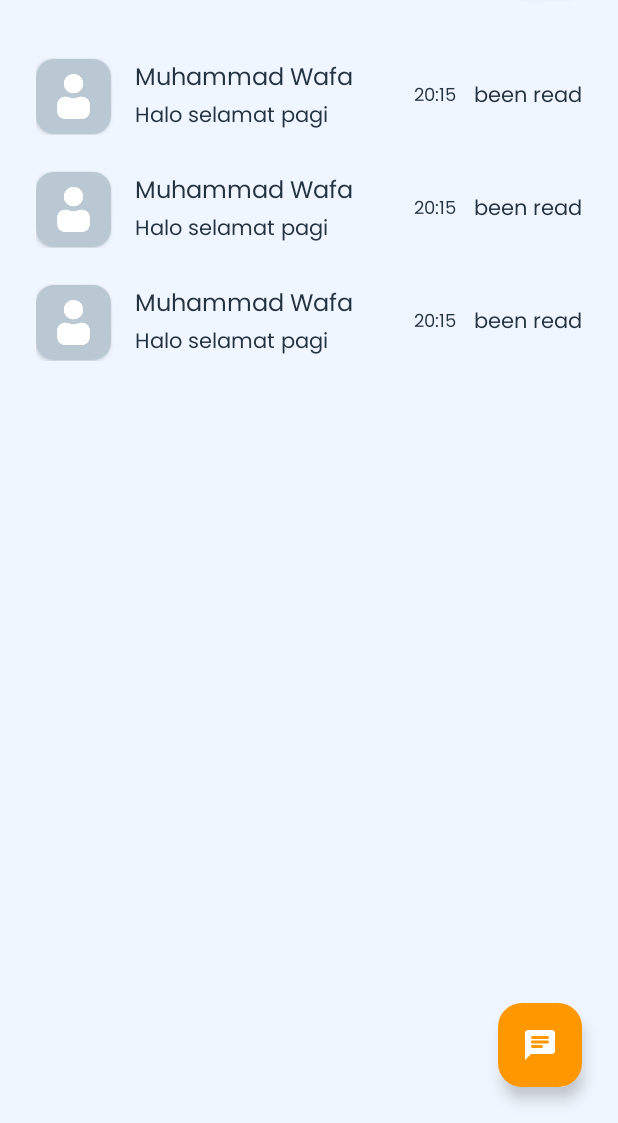
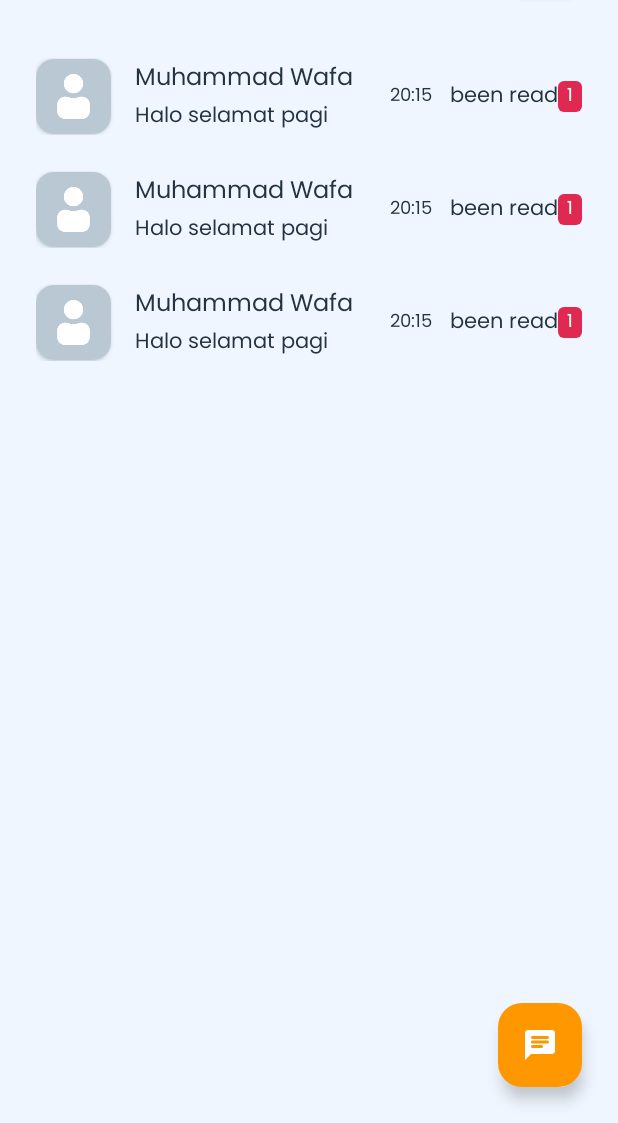
Before and after one commit to mikirinkode/FirebaseChatApp, an Android app: the layout activity_main.xml on its own in the app's theme, with its tools: preview values and no code run, on a phone screen of 412 x 824 dp, the part 113-1236 px from its top. Run offline under Robolectric (Android 15) with nearby library versions, the phone set to English and light mode, and no system bars.

Commit message:
add total unread message indicator

```diff
--- a/app/src/main/java/com/mikirinkode/firebasechatapp/data/model/Conversation.kt
+++ b/app/src/main/java/com/mikirinkode/firebasechatapp/data/model/Conversation.kt
@@ -5,5 +5,6 @@ data class Conversation(
     var userIdList: List<String> = listOf(),
     var messages: Map<String, ChatMessage> = mapOf(),
 
+    var unreadMessages: Int = 0,
     var interlocutor: UserAccount? = null,
 )
--- /dev/null
+++ b/app/src/main/res/drawable/bg_unread_message_number_card.xml
@@ -0,0 +1,10 @@
+<?xml version="1.0" encoding="utf-8"?>
+<shape xmlns:android="http://schemas.android.com/apk/res/android"
+    android:shape="rectangle">
+
+    <solid
+        android:color="@color/red"/>
+
+    <corners
+        android:radius="4dp"/>
+</shape>
--- a/app/src/main/res/layout/item_chat_history.xml
+++ b/app/src/main/res/layout/item_chat_history.xml
@@ -57,8 +57,8 @@
         android:id="@+id/tvTimestamp"
         android:layout_width="wrap_content"
         android:layout_height="wrap_content"
+        android:layout_marginEnd="8dp"
         android:textSize="12sp"
-        android:layout_marginEnd="8dp"
         app:layout_constraintBottom_toBottomOf="parent"
         app:layout_constraintEnd_toStartOf="@+id/tvMessageStatus"
         app:layout_constraintTop_toTopOf="parent"
@@ -68,10 +68,27 @@
         android:id="@+id/tvMessageStatus"
         android:layout_width="wrap_content"
         android:layout_height="wrap_content"
+        android:visibility="gone"
+        app:layout_constraintBottom_toBottomOf="@id/tvTimestamp"
+        app:layout_constraintEnd_toEndOf="parent"
+        app:layout_constraintEnd_toStartOf="@id/tvUnreadMessages"
+        app:layout_constraintTop_toTopOf="@id/tvTimestamp"
         tools:text=" been read"
+        tools:visibility="visible" />
+
+    <TextView
+        android:id="@+id/tvUnreadMessages"
+        android:layout_width="wrap_content"
+        android:layout_height="wrap_content"
+        android:background="@drawable/bg_unread_message_number_card"
+        android:paddingHorizontal="6dp"
+        android:paddingVertical="0dp"
+        android:textColor="@color/white"
+        android:textSize="12sp"
         android:visibility="gone"
         app:layout_constraintBottom_toBottomOf="@id/tvTimestamp"
         app:layout_constraintEnd_toEndOf="parent"
         app:layout_constraintTop_toTopOf="@id/tvTimestamp"
+        tools:text="1"
         tools:visibility="visible" />
 </androidx.constraintlayout.widget.ConstraintLayout>
```
Also changed, not shown: app/src/main/java/com/mikirinkode/firebasechatapp/feature/main/ChatHistoryAdapter.kt (+8 -0 lines), app/src/main/java/com/mikirinkode/firebasechatapp/feature/main/ChatHistoryHelper.kt (+36 -15 lines).
